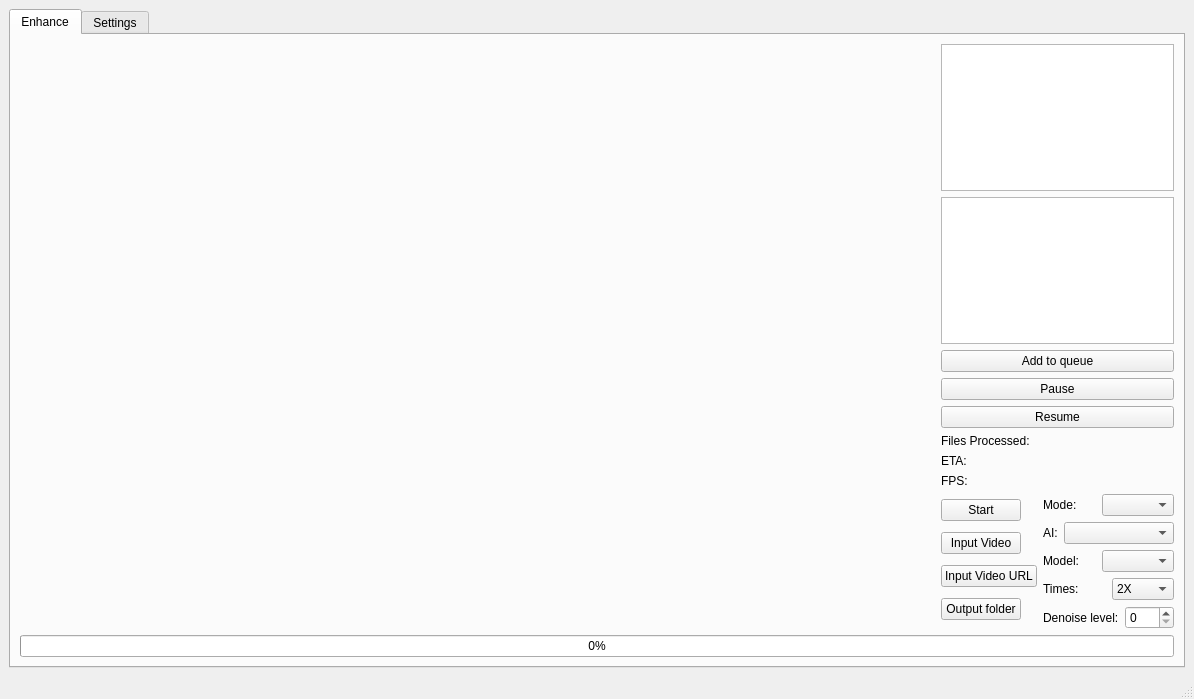
Qt form mainwindow.ui (TNTwise/REAL-Video-Enhancer) before a commit.
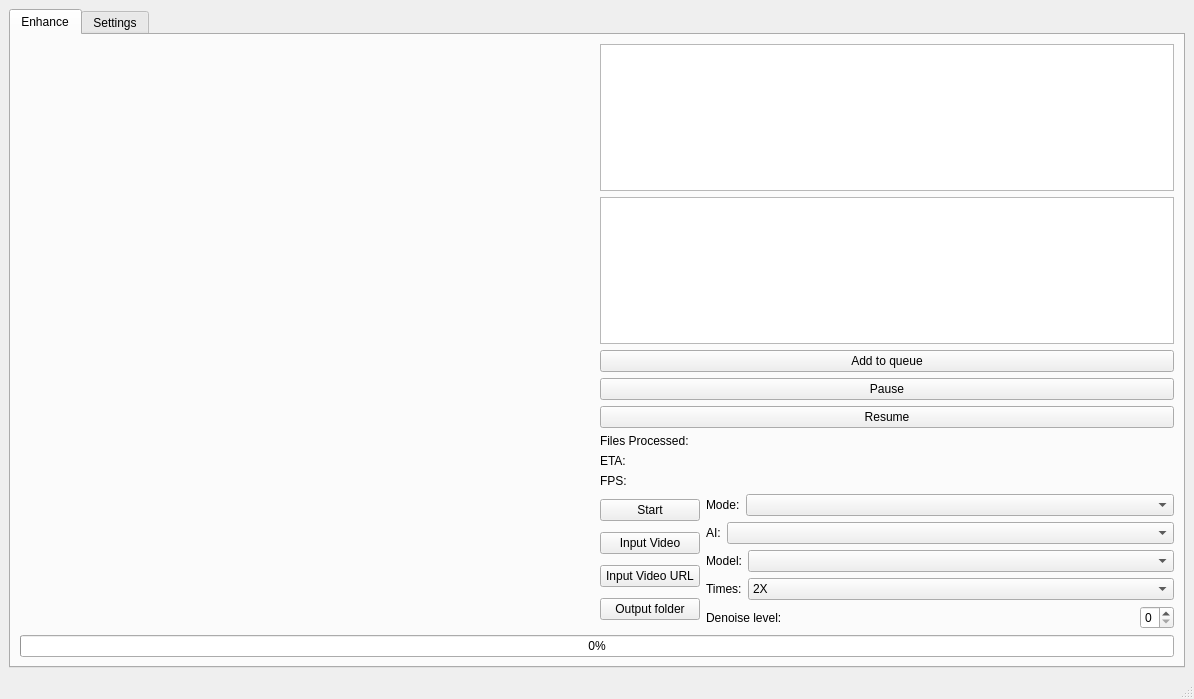
The same form after that commit. Icons and pictures are not drawn.

```diff
--- a/mainwindow.ui
+++ b/mainwindow.ui
@@ -104,7 +104,7 @@
                   </property>
                   <property name="sizeHint" stdset="0">
                    <size>
-                    <width>5000</width>
+                    <width>40</width>
                     <height>20</height>
                    </size>
                   </property>
@@ -211,6 +211,12 @@
                     <verstretch>0</verstretch>
                    </sizepolicy>
                   </property>
+                  <property name="minimumSize">
+                   <size>
+                    <width>100</width>
+                    <height>0</height>
+                   </size>
+                  </property>
                   <property name="text">
                    <string>Start</string>
                   </property>
@@ -224,6 +230,12 @@
                     <verstretch>0</verstretch>
                    </sizepolicy>
                   </property>
+                  <property name="minimumSize">
+                   <size>
+                    <width>100</width>
+                    <height>0</height>
+                   </size>
+                  </property>
                   <property name="text">
                    <string>Input Video</string>
                   </property>
@@ -237,6 +249,12 @@
                     <verstretch>0</verstretch>
                    </sizepolicy>
                   </property>
+                  <property name="minimumSize">
+                   <size>
+                    <width>100</width>
+                    <height>0</height>
+                   </size>
+                  </property>
                   <property name="text">
                    <string>Input Video URL</string>
                   </property>
@@ -252,7 +270,7 @@
                   </property>
                   <property name="minimumSize">
                    <size>
-                    <width>0</width>
+                    <width>100</width>
                     <height>0</height>
                    </size>
                   </property>
@@ -279,6 +297,12 @@
                   </item>
                   <item>
                    <widget class="QComboBox" name="modeCombo">
+                    <property name="sizePolicy">
+                     <sizepolicy hsizetype="Expanding" vsizetype="Fixed">
+                      <horstretch>0</horstretch>
+                      <verstretch>0</verstretch>
+                     </sizepolicy>
+                    </property>
                     <property name="minimumSize">
                      <size>
                       <width>0</width>
@@ -300,6 +324,12 @@
                   </item>
                   <item>
                    <widget class="QComboBox" name="AICombo">
+                    <property name="sizePolicy">
+                     <sizepolicy hsizetype="Expanding" vsizetype="Fixed">
+                      <horstretch>0</horstretch>
+                      <verstretch>0</verstretch>
+                     </sizepolicy>
+                    </property>
                     <property name="minimumSize">
                      <size>
                       <width>110</width>
@@ -321,6 +351,12 @@
                   </item>
                   <item>
                    <widget class="QComboBox" name="Rife_Model">
+                    <property name="sizePolicy">
+                     <sizepolicy hsizetype="Expanding" vsizetype="Fixed">
+                      <horstretch>0</horstretch>
+                      <verstretch>0</verstretch>
+                     </sizepolicy>
+                    </property>
                     <property name="minimumSize">
                      <size>
                       <width>0</width>
@@ -342,6 +378,12 @@
                   </item>
                   <item>
                    <widget class="QComboBox" name="Rife_Times">
+                    <property name="sizePolicy">
+                     <sizepolicy hsizetype="Expanding" vsizetype="Fixed">
+                      <horstretch>0</horstretch>
+                      <verstretch>0</verstretch>
+                     </sizepolicy>
+                    </property>
                     <property name="minimumSize">
                      <size>
                       <width>0</width>
@@ -378,6 +420,12 @@
                   </item>
                   <item>
                    <widget class="QSpinBox" name="denoiseLevelSpinBox">
+                    <property name="sizePolicy">
+                     <sizepolicy hsizetype="Maximum" vsizetype="Fixed">
+                      <horstretch>0</horstretch>
+                      <verstretch>0</verstretch>
+                     </sizepolicy>
+                    </property>
                     <property name="minimumSize">
                      <size>
                       <width>0</width>
```
